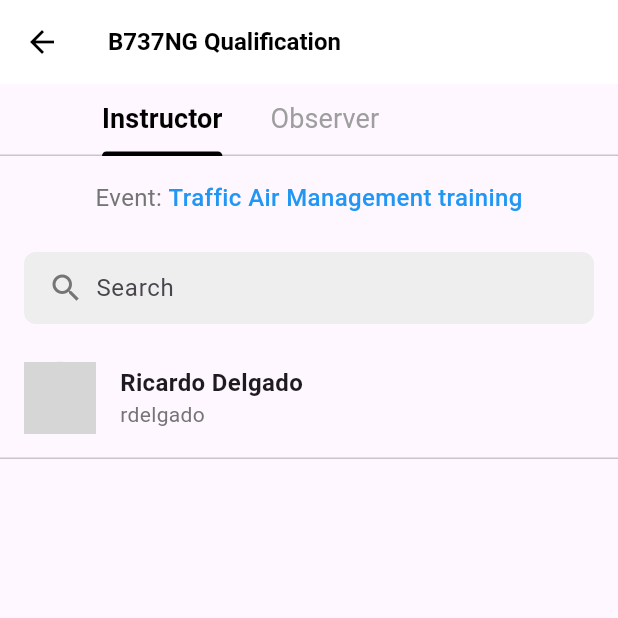
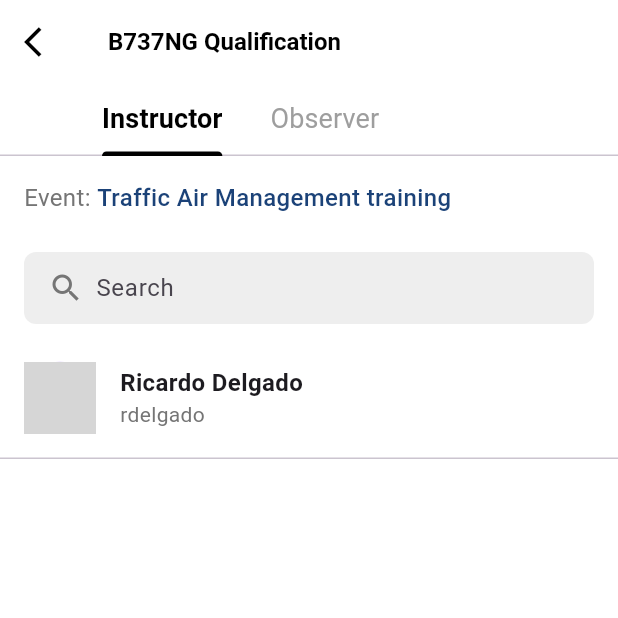
Before and after one commit to alirezat66/multiple_key_bloc, a Flutter app: the screen it shows after launch, on a phone screen of 412 x 824 dp, the top half of it. Run offline on Flutter 3.47's test engine with Material 3 defaults, Android fonts, the phone set to English and light mode, and no system bars; our stand-ins replace equatable, flutter_bloc, freezed_annotation, get_it, rxdart; network calls fail; Roboto replaces fonts that are missing (Source Sans Pro); grey boxes are pictures that could not be loaded.

Commit message:
some ui changes

```diff
--- /dev/null
+++ b/lib/core/extensions/theme_extension.dart
@@ -0,0 +1,5 @@
+import 'package:flutter/material.dart';
+
+extension ThemeExtension on BuildContext {
+  ColorScheme get colorScheme => Theme.of(this).colorScheme;
+}
--- a/lib/features/event_details/presentation/view/page/event_detail_page.dart
+++ b/lib/features/event_details/presentation/view/page/event_detail_page.dart
@@ -1,5 +1,6 @@
 import 'package:flutter/material.dart';
 import 'package:flutter_bloc/flutter_bloc.dart';
+import 'package:user_list/core/extensions/theme_extension.dart';
 import 'package:user_list/features/event_details/presentation/bloc/event_bloc.dart';
 import 'package:user_list/features/event_details/presentation/bloc/event_event.dart';
 import 'package:user_list/features/event_details/presentation/bloc/event_state.dart';
@@ -71,7 +72,7 @@ class EventDetailPageState extends State<EventDetailPage>
           backgroundColor: Colors.white,
           elevation: 0,
           leading: IconButton(
-            icon: const Icon(Icons.arrow_back, color: Colors.black),
+            icon: const Icon(Icons.arrow_back_ios, color: Colors.black),
             onPressed: () {
               Navigator.of(context).pop();
             },
@@ -117,6 +118,7 @@ class EventDetailPageState extends State<EventDetailPage>
               return Center(child: Text('Error: ${state.errorMessage}'));
             } else if (state.event != null && _slotGroupNames.isNotEmpty) {
               return Column(
+                crossAxisAlignment: CrossAxisAlignment.start,
                 children: [
                   // Tab bar
                   TabBar(
@@ -145,9 +147,9 @@ class EventDetailPageState extends State<EventDetailPage>
                           ),
                           TextSpan(
                             text: state.event!.eventName,
-                            style: const TextStyle(
+                            style: TextStyle(
                               fontSize: 16.0,
-                              color: Colors.blue,
+                              color: context.colorScheme.secondary,
                               fontWeight: FontWeight.w500,
                             ),
                           ),
--- a/lib/features/event_details/presentation/view/widget/custom_search_bar.dart
+++ b/lib/features/event_details/presentation/view/widget/custom_search_bar.dart
@@ -2,7 +2,6 @@ import 'package:flutter/material.dart';
 import 'package:flutter_bloc/flutter_bloc.dart';
 import 'package:user_list/features/event_details/presentation/bloc/event_bloc.dart';
 import 'package:user_list/features/event_details/presentation/bloc/event_event.dart';
-import 'package:user_list/features/event_details/presentation/bloc/event_state.dart';
 import 'package:user_list/features/event_details/presentation/cubit/toggle_cubit.dart';
 import 'package:user_list/features/event_details/presentation/cubit/toggle_state.dart';
 
@@ -17,10 +16,10 @@ class CustomSearchBar extends StatefulWidget {
   });
 
   @override
-  _CustomSearchBarState createState() => _CustomSearchBarState();
+  CustomSearchBarState createState() => CustomSearchBarState();
 }
 
-class _CustomSearchBarState extends State<CustomSearchBar>
+class CustomSearchBarState extends State<CustomSearchBar>
     with TickerProviderStateMixin {
   late AnimationController _animationController;
   late Animation<double> _cancelButtonAnimation;
--- a/lib/features/event_details/presentation/view/widget/resource_item.dart
+++ b/lib/features/event_details/presentation/view/widget/resource_item.dart
@@ -1,5 +1,4 @@
 import 'package:flutter/material.dart';
-import 'package:flutter_bloc/flutter_bloc.dart';
 import 'package:user_list/features/event_details/domain/entities/resource_entity.dart';
 import 'package:user_list/features/event_details/presentation/view/widget/certificate_list.dart';
 
@@ -9,11 +8,11 @@ class ResourceItem extends StatelessWidget {
   final VoidCallback onToggle;
 
   const ResourceItem({
-    Key? key,
+    super.key,
     required this.resource,
     required this.isExpanded,
     required this.onToggle,
-  }) : super(key: key);
+  });
 
   @override
   Widget build(BuildContext context) {
--- a/lib/features/event_details/presentation/view/widget/resource_list_page.dart
+++ b/lib/features/event_details/presentation/view/widget/resource_list_page.dart
@@ -19,10 +19,10 @@ class ResourceListPage extends StatefulWidget {
   });
 
   @override
-  _ResourceListPageState createState() => _ResourceListPageState();
+  ResourceListPageState createState() => ResourceListPageState();
 }
 
-class _ResourceListPageState extends State<ResourceListPage> {
+class ResourceListPageState extends State<ResourceListPage> {
   final TextEditingController _searchController = TextEditingController();
 
   @override
--- a/lib/main.dart
+++ b/lib/main.dart
@@ -25,7 +25,11 @@ class MyApp extends StatelessWidget {
       child: MaterialApp(
         title: 'Flutter Demo',
         theme: ThemeData(
-          colorScheme: ColorScheme.fromSeed(seedColor: Colors.deepPurple),
+          colorScheme: ColorScheme.fromSeed(
+            seedColor: Colors.deepPurple,
+            surface: Colors.white,
+            secondary: Color(0xFF1B4278),
+          ),
           appBarTheme: const AppBarTheme(
             titleTextStyle: TextStyle(
               color: Colors.black,
```
Also changed, not shown: pubspec.yaml (+0 -64 lines).
